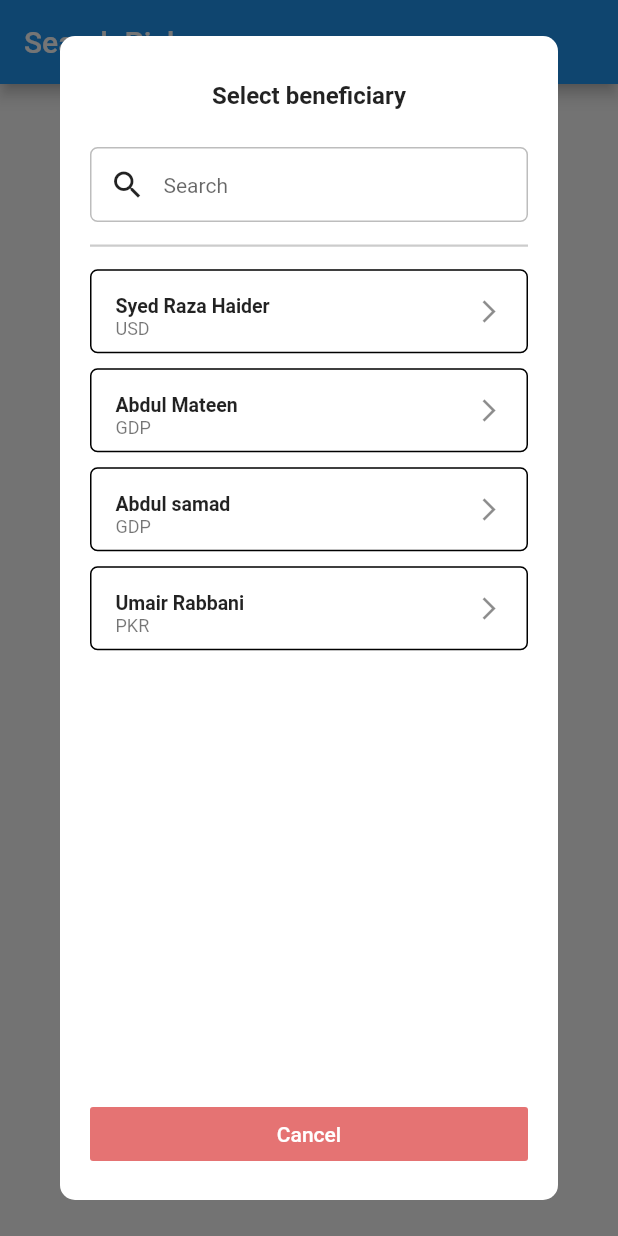
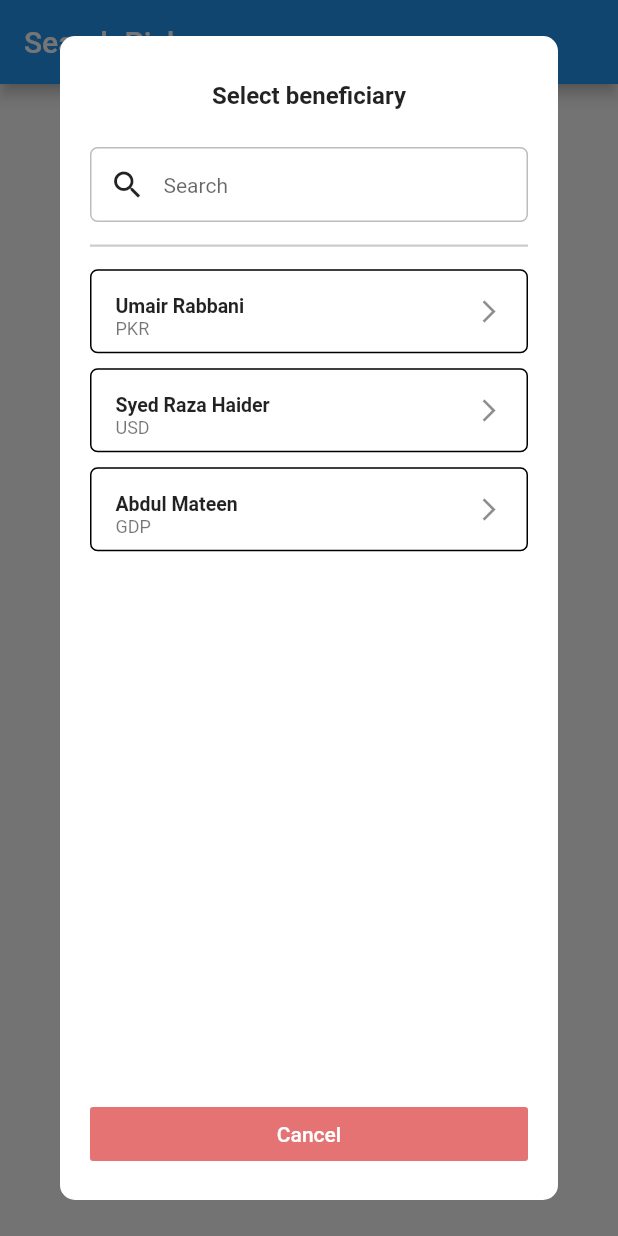
Before and after one commit to raxahai/search_picker, a Flutter app: the screen it shows after launch, after a tap on "Show Dialog", on a phone screen of 412 x 824 dp. Run offline on Flutter 3.47's test engine with Material 2 defaults, Android fonts, the phone set to English and light mode, and no system bars.

Commit message:
Refactored userData

```diff
--- a/lib/screens/home.dart
+++ b/lib/screens/home.dart
@@ -14,10 +14,10 @@ class MyHomePage extends StatefulWidget {
 
 class _MyHomePageState extends State<MyHomePage> {
   List<PickerData> userData = [
+    PickerData(title: 'Umair Rabbani', subTitle: 'PKR'),
     PickerData(title: 'Syed Raza Haider', subTitle: 'USD'),
     PickerData(title: 'Abdul Mateen', subTitle: 'GDP'),
-    PickerData(title: 'Abdul samad', subTitle: 'GDP'),
-    PickerData(title: 'Umair Rabbani', subTitle: 'PKR'),
+    // PickerData(title: 'Abdul samad', subTitle: 'GDP'),
     // PickerData(title: 'Obaid Saleem', subTitle: 'IND'),
     // PickerData(title: 'Junaid Khan', subTitle: 'SAR'),
     // PickerData(title: 'Muhammad Hassan', subTitle: 'GDP'),
```
